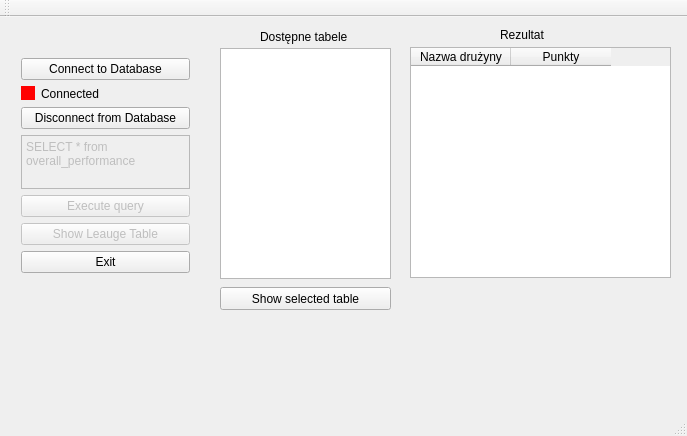
Before: the Qt Designer form mainwindow.ui in palucki/leauge-explorer, drawn with Qt 5.
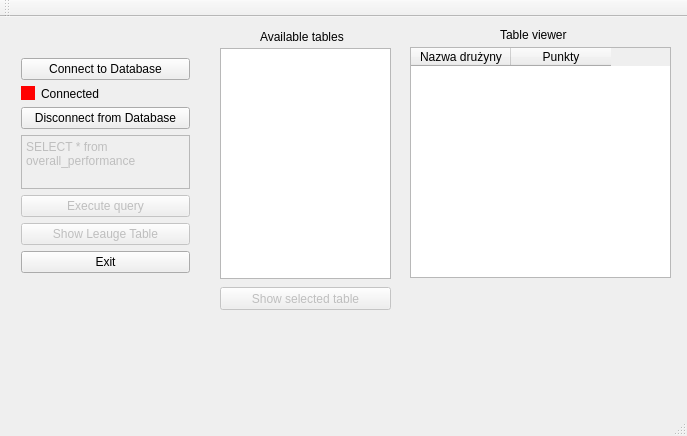
After: the same form once the commit is applied.

Commit message: Added minor improvements in the 'show table' feature

Diff of the .ui file:
```diff
--- a/mainwindow.ui
+++ b/mainwindow.ui
@@ -140,7 +140,7 @@
      </rect>
     </property>
     <property name="text">
-     <string>Dostępne tabele</string>
+     <string>Available tables</string>
     </property>
    </widget>
    <widget class="QLabel" name="label_3">
@@ -153,7 +153,7 @@
      </rect>
     </property>
     <property name="text">
-     <string>Rezultat</string>
+     <string>Table viewer</string>
     </property>
    </widget>
    <widget class="QListWidget" name="allTables">
@@ -167,6 +167,9 @@
     </property>
    </widget>
    <widget class="QPushButton" name="showSelectedButton">
+    <property name="enabled">
+     <bool>false</bool>
+    </property>
     <property name="geometry">
      <rect>
       <x>220</x>
```
The commit also changes 6 other files.
